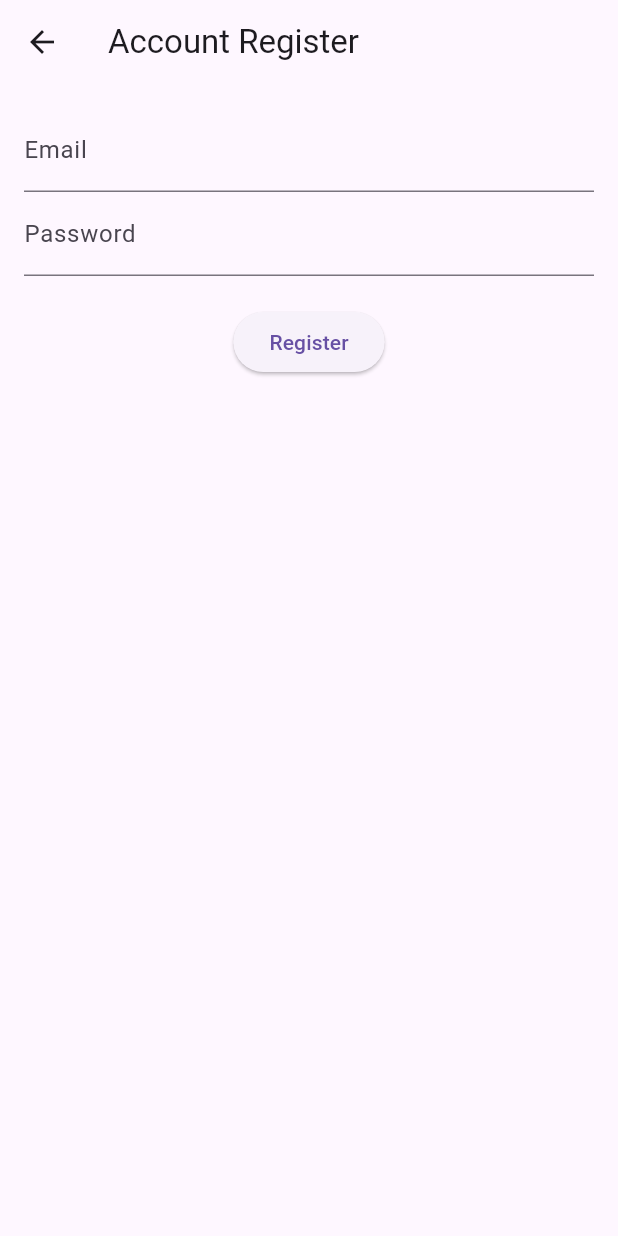
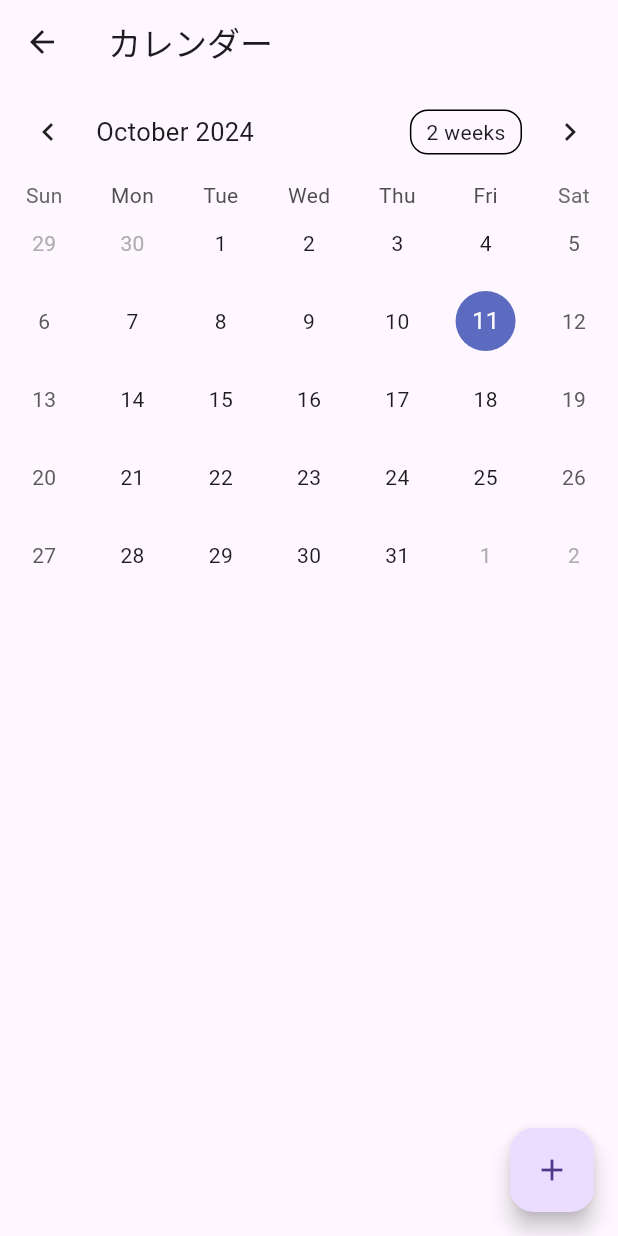
Before and after one commit to oto06/GakuYouMatch2, a Flutter app: the screen it shows after launch, after a tap on "Googleアカウントで登録", on a phone screen of 412 x 824 dp. Run offline on Flutter 3.47's test engine with Material 3 defaults, Android fonts, the light colour scheme and no system bars; drawn by our look-alikes of table_calendar; our stand-ins replace cloud_firestore, firebase_auth, firebase_core, google_maps_flutter, image_picker; accounts and stored records are empty; network calls fail.

Commit message:
Merge remote-tracking branch 'origin1/master'
# Conflicts:
#	android/app/build.gradle
#	android/build.gradle

```diff
--- a/lib/acountregister.dart
+++ b/lib/acountregister.dart
@@ -55,7 +55,7 @@ class  _AccountRegisterState extends State<AccountRegister> {
   Widget build(BuildContext context) {
     return Scaffold(
       appBar: AppBar(
-        title: const Text('Account Register'), // アプリバーのタイトル
+        title: const Text('アカウント登録'), // アプリバーのタイトル
       ),
       body: Padding(
         padding: const EdgeInsets.all(16.0),
@@ -73,7 +73,7 @@ class  _AccountRegisterState extends State<AccountRegister> {
             const SizedBox(height: 20),
             ElevatedButton(
               onPressed: _register, // 登録ボタンを押すと_registerメソッドを呼ぶ
-              child: const Text('Register'),
+              child: const Text('登録'),
 
 
             ),
--- /dev/null
+++ b/lib/calender.dart
@@ -0,0 +1,95 @@
+import 'package:flutter/material.dart';
+import 'package:table_calendar/table_calendar.dart';
+
+class CalendarScreen extends StatefulWidget {
+  @override
+  _CalendarScreenState createState() => _CalendarScreenState();
+}
+
+class _CalendarScreenState extends State<CalendarScreen> {
+  DateTime _selectedDay = DateTime.now();
+  DateTime _focusedDay = DateTime.now();
+  Map<DateTime, List<String>> _events = {}; // 日付ごとのイベント
+
+  @override
+  Widget build(BuildContext context) {
+    return Scaffold(
+      appBar: AppBar(title: Text('カレンダー')),
+      body: Column(
+        children: [
+          TableCalendar(
+            focusedDay: _focusedDay,
+            firstDay: DateTime.utc(2000, 1, 1),
+            lastDay: DateTime.utc(2050, 12, 31),
+            selectedDayPredicate: (day) => isSameDay(_selectedDay, day),
+            onDaySelected: (selectedDay, focusedDay) {
+              setState(() {
+                _selectedDay = selectedDay;
+                _focusedDay = focusedDay;
+              });
+            },
+          ),
+          SizedBox(height: 20),
+          _buildEventList(), // イベントのリスト表示
+        ],
+      ),
+      floatingActionButton: FloatingActionButton(
+        onPressed: _addEventDialog,
+        child: Icon(Icons.add),
+      ),
+    );
+  }
+
+  // イベント追加用のダイアログ
+  void _addEventDialog() {
+    TextEditingController eventController = TextEditingController();
+
+    showDialog(
+      context: context,
+      builder: (context) => AlertDialog(
+        title: Text('イベントを追加'),
+        content: TextField(
+          controller: eventController,
+          decoration: InputDecoration(hintText: 'イベントを入力'),
+        ),
+        actions: [
+          TextButton(
+            onPressed: () {
+              Navigator.of(context).pop();
+            },
+            child: Text('キャンセル'),
+          ),
+          TextButton(
+            onPressed: () {
+              if (eventController.text.isEmpty) return;
+              setState(() {
+                if (_events[_selectedDay] == null) {
+                  _events[_selectedDay] = [];
+                }
+                _events[_selectedDay]!.add(eventController.text);
+              });
+              Navigator.of(context).pop();
+            },
+            child: Text('追加'),
+          ),
+        ],
+      ),
+    );
+  }
+
+  // イベントリストの表示
+  Widget _buildEventList() {
+    List<String> selectedDayEvents = _events[_selectedDay] ?? [];
+
+    return Expanded(
+      child: ListView.builder(
+        itemCount: selectedDayEvents.length,
+        itemBuilder: (context, index) {
+          return ListTile(
+            title: Text(selectedDayEvents[index]),
+          );
+        },
+      ),
+    );
+  }
+}
--- a/lib/main.dart
+++ b/lib/main.dart
@@ -1,39 +1,43 @@
 import 'package:flutter/material.dart';
 import 'package:firebase_core/firebase_core.dart';
-import 'acountregister.dart';
+import 'package:gakuyoumatch2/Chat.dart';
+import 'package:gakuyoumatch2/calender.dart';
 import 'basicinfo.dart';
-import 'profile.dart';
 import 'firebase_options.dart';
 
-Future<void> main() async {
+
+Future<void> main()async {
+  runApp(const MyApp());
   WidgetsFlutterBinding.ensureInitialized();
-  await Firebase.initializeApp(options: DefaultFirebaseOptions.currentPlatform,);
-  runApp(MyApp());
+  await Firebase.initializeApp(options: DefaultFirebaseOptions.currentPlatform,); // Firebaseの初期化
+  runApp(const MyApp());
 }
 
 class MyApp extends StatelessWidget {
   const MyApp({super.key});
+
+  // widget is the root of your application.
   @override
   Widget build(BuildContext context) {
     return MaterialApp(
-      title: 'Flutter Firebase Auth',
+      title: 'Flutter Registration',
       theme: ThemeData(
         primarySwatch: Colors.blue,
+
       ),
-      home: FirstScreen(),
+      home: const FirstScreen(),
     );
   }
 }
 
+class FirstScreen extends StatelessWidget {
+  const FirstScreen({super.key});
 
-
-
-class FirstScreen extends StatelessWidget {
   @override
   Widget build(BuildContext context) {
     return Scaffold(
       appBar: AppBar(
-        title:Text ('First Screen'),
+        title:const Text ('First Screen'),
       ),
       body: Center(
         child: Column( // Column で複数のウィジェットをまとめる
@@ -44,27 +48,27 @@ class FirstScreen extends StatelessWidget {
           '新規登録',
           style: TextStyle(fontSize: 40, fontWeight: FontWeight.bold),
         ),
-        SizedBox(height: 30), // ボタンとテキストの間にスペースを追加
+        const SizedBox(height: 30), // ボタンとテキストの間にスペースを追加
         ElevatedButton(
           onPressed: () {
             // ボタンを押すと次の画面に遷移
             Navigator.push(
               context,
-              MaterialPageRoute(builder: (context) => AccountRegister()),
+              MaterialPageRoute(builder: (context) =>  CalendarScreen()),
             );
           },
-          child: Text('Googleアカウントで登録'),
+          child: const Text('Googleアカウントで登録'),
        ),
-          SizedBox(height: 20), // ボタンの間にスペースを追加
+          const SizedBox(height: 20), // ボタンの間にスペースを追加
           ElevatedButton(
             onPressed: () {
               // 2つ目のボタンを押すと次の画面に遷移
               Navigator.push(
                 context,
-                MaterialPageRoute(builder: (context) => BasicInfoForm()), // 遷移先を変更することも可能
+                MaterialPageRoute(builder: (context) =>  ChatScreen()), // 遷移先を変更することも可能
               );
             },
-            child: Text('Appleアカウントで登録'), // ボタンのテキストを変更
+            child: const Text('Appleアカウントで登録'), // ボタンのテキストを変更
            ),
           ],
         ),
--- a/pubspec.yaml
+++ b/pubspec.yaml
@@ -41,6 +41,8 @@ dependencies:
   intl: ^0.17.0
   firebase_core: "^3.6.0"
   firebase_auth: "^5.3.1"
+  cloud_firestore: "^5.4.4"
+  table_calendar: "^3.0.8"
 
 
   # The following adds the Cupertino Icons font to your application.
```
Also changed, not shown: lib/Chat.dart (added, +90 -0 lines), pubspec.lock, 4 other files.
